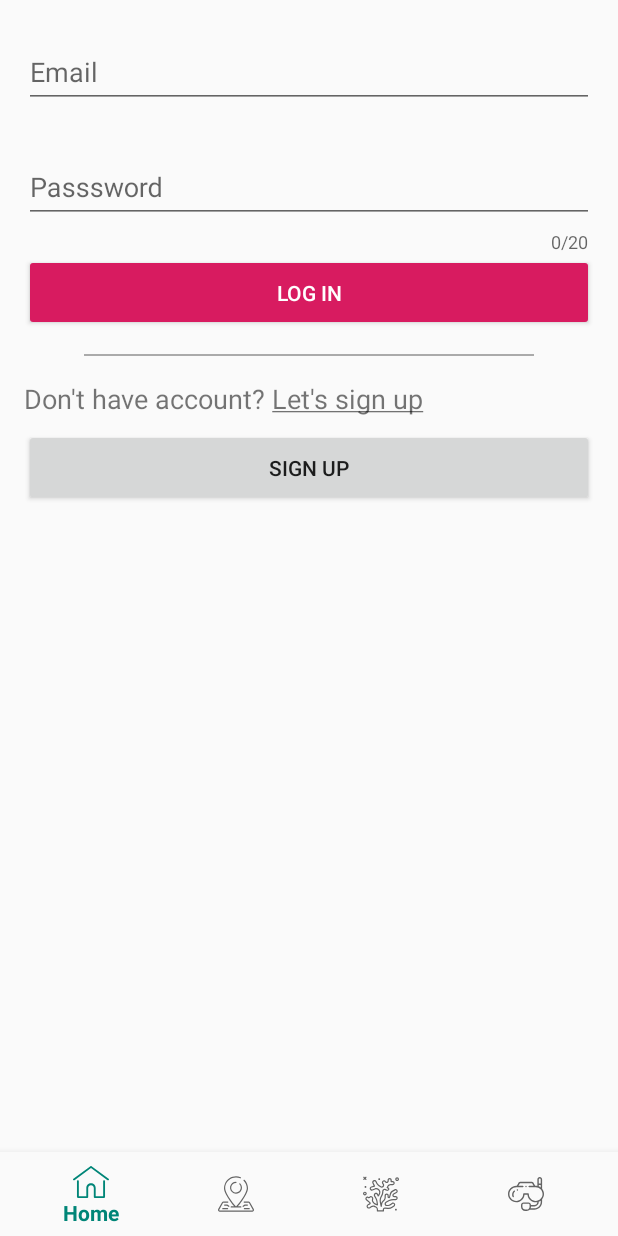
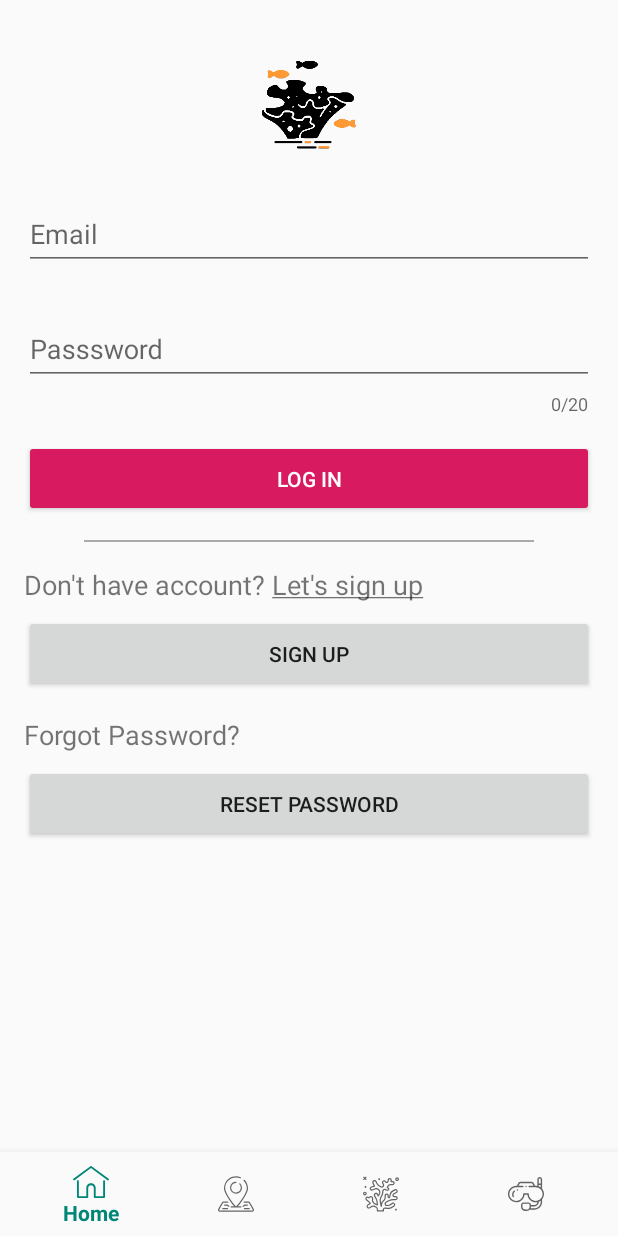
Before and after one commit to notynote/DiveAtlas-Project, an Android app: the fragment ProfilePage placed in its activity, on a phone screen of 412 x 824 dp. Run offline under Robolectric (Android 15) with nearby library versions, the light colour scheme and no system bars; our stand-ins replace Firebase (no records; nobody signed in at launch, a user with empty details on screens opened directly).

Commit message:
- Implement Reset Password function

```diff
--- a/app/src/main/res/layout/fragment_profile_page.xml
+++ b/app/src/main/res/layout/fragment_profile_page.xml
@@ -1,13 +1,23 @@
 <?xml version="1.0" encoding="utf-8"?>
-<LinearLayout xmlns:android="http://schemas.android.com/apk/res/android"
+<ScrollView xmlns:android="http://schemas.android.com/apk/res/android"
     xmlns:tools="http://schemas.android.com/tools"
     xmlns:app="http://schemas.android.com/apk/res-auto"
     android:layout_width="match_parent"
     android:layout_height="match_parent"
     android:background="#FAFAFA"
-    android:orientation="vertical"
     tools:context=".ProfilePage"
     android:padding="16dp">
+
+    <LinearLayout
+        android:layout_width="match_parent"
+        android:layout_height="wrap_content"
+        android:orientation="vertical">
+
+        <ImageView
+            android:id="@+id/imageView"
+            android:layout_width="match_parent"
+            android:layout_height="wrap_content"
+            android:src="@mipmap/ic_launcher_foreground" />
 
         <com.google.android.material.textfield.TextInputLayout
             android:layout_width="match_parent"
@@ -44,6 +54,7 @@
             style="@style/Widget.AppCompat.Button.Colored"
             android:layout_width="match_parent"
             android:layout_height="wrap_content"
+            android:layout_marginTop="16dp"
             android:padding="16dp"
             android:id="@+id/logIn"
             android:text="Log In"/>
@@ -54,6 +65,14 @@
             android:layout_gravity="center"
             android:layout_height="1dp"
             android:background="@android:color/darker_gray"/>
+
+        <ProgressBar
+            android:id="@+id/profilepage_loading"
+            style="?android:attr/progressBarStyle"
+            android:layout_width="wrap_content"
+            android:layout_height="wrap_content"
+            android:layout_gravity="center"
+            android:visibility="gone"/>
 
         <TextView
 
@@ -73,12 +92,23 @@
             android:id="@+id/signUp"
             android:text="Sign Up"/>
 
-    <ProgressBar
-        android:id="@+id/profilepage_loading"
-        style="?android:attr/progressBarStyle"
+        <TextView
+
+            android:layout_marginTop="16dp"
+            android:textSize="18sp"
             android:layout_width="wrap_content"
             android:layout_height="wrap_content"
-        android:layout_gravity="center"
-        android:visibility="gone"/>
+            android:text="@string/forgetPassword"/>
+
+
+        <Button
+            android:layout_marginTop="8dp"
+            style="@style/Widget.AppCompat.Button"
+            android:layout_width="match_parent"
+            android:layout_height="wrap_content"
+            android:padding="16dp"
+            android:id="@+id/forgotPwd"
+            android:text="Reset Password"/>
 
     </LinearLayout>
+</ScrollView>
--- a/app/src/main/res/values/strings.xml
+++ b/app/src/main/res/values/strings.xml
@@ -21,4 +21,5 @@
     <string name="regPhone">Phone Number (Optional)</string>
     <string name="notfoundtext">N/A</string>
     <string name="letsSighUp">Don\'t have account? <u>Let\'s sign up</u></string>
+    <string name="forgetPassword">Forgot Password?</string>
 </resources>
```
Also changed, not shown: app/src/main/java/com/notynote/diveatlas/ProfilePage.java (+29 -15 lines), app/src/main/java/com/notynote/diveatlas/ResetPassword.java (added, +100 -0 lines), app/src/main/java/com/notynote/diveatlas/editProfile.java (added, +24 -0 lines), app/src/main/res/layout/fragment_edit_profile.xml (added, +10 -0 lines), app/src/main/res/layout/fragment_reset_password.xml (added, +71 -0 lines), app/src/main/res/drawable/logobig.png (added). Lines whose indentation alone changed are shown as unchanged.
